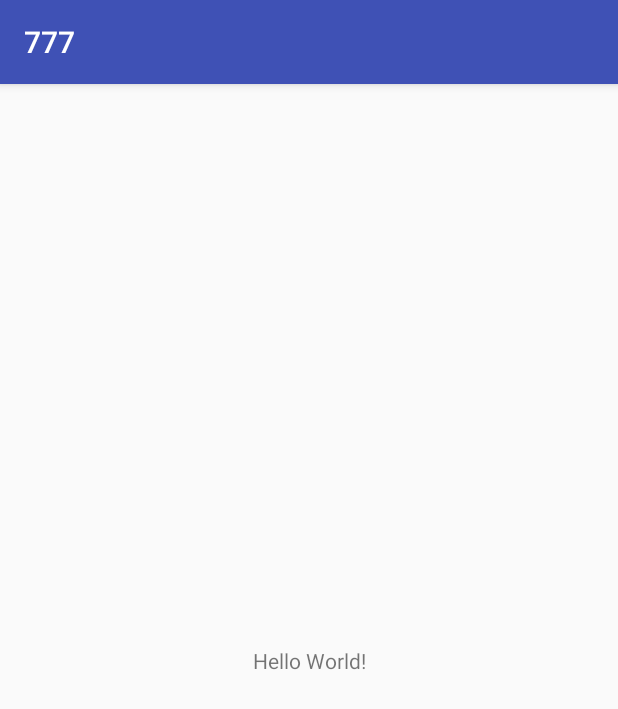
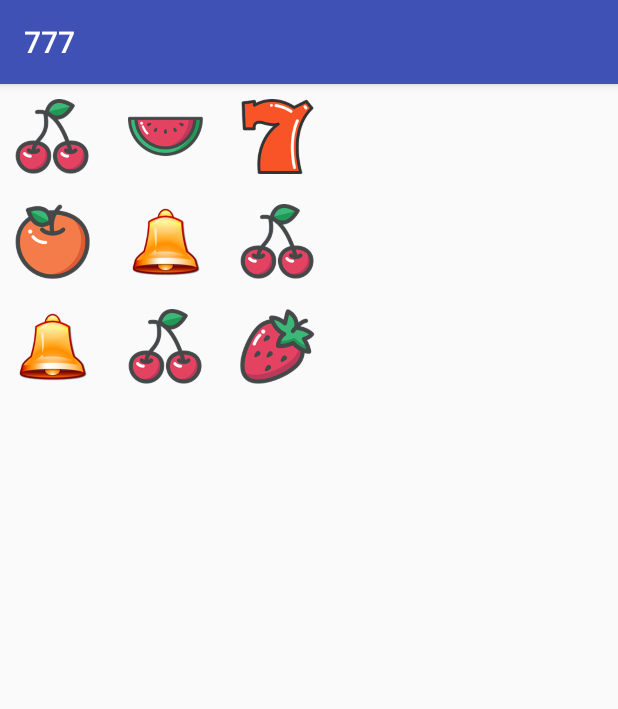
Before and after one commit to Yazuke/Appli-Mobile-machine_a_sous, an Android app: the screen it shows after launch (MainActivity), on a phone screen of 412 x 824 dp. Shown: the top 709 px of the screen. Run offline under Robolectric (Android 15) with nearby library versions, the phone set to English and light mode, and no system bars.

Commit message:
Main, classe rouleau, défilement et roll()

```diff
--- a/app/src/main/java/com/example/yazuke/applimobilemachine_a_sous/MainActivity.java
+++ b/app/src/main/java/com/example/yazuke/applimobilemachine_a_sous/MainActivity.java
@@ -1,8 +1,9 @@
 package com.example.yazuke.applimobilemachine_a_sous;
+
 
 import android.support.v7.app.AppCompatActivity;
 import android.os.Bundle;
-import android.util.Log;
+import android.widget.ImageView;
 
 public class MainActivity extends AppCompatActivity {
 
@@ -17,22 +18,69 @@ public class MainActivity extends AppCompatActivity {
         Rouleau rouleau3=new Rouleau(3);
 
 
-//        Log.i("MaS",rouleau1.getSequenceAffichee());
-//        Log.i("MaS",rouleau2.getSequenceAffichee());
-//        Log.i("MaS",rouleau3.getSequenceAffichee());
+        //Récupération des images utilisées pour l'affichage
+        ImageView r1_1 = (ImageView) findViewById(R.id.r1_1);
+        ImageView r1_2 = (ImageView) findViewById(R.id.r1_2);
+        ImageView r1_3 = (ImageView) findViewById(R.id.r1_3);
 
-        for (int i=0;i<20;i++){
-            Log.i("MaS",rouleau1.getPosition()+"");
-            Log.i("MaS",rouleau1.getSequenceAffichee());
-            rouleau1.roll();
-        }
+        ImageView r2_1 = (ImageView) findViewById(R.id.r2_1);
+        ImageView r2_2 = (ImageView) findViewById(R.id.r2_2);
+        ImageView r2_3 = (ImageView) findViewById(R.id.r2_3);
+
+        ImageView r3_1 = (ImageView) findViewById(R.id.r3_1);
+        ImageView r3_2 = (ImageView) findViewById(R.id.r3_2);
+        ImageView r3_3 = (ImageView) findViewById(R.id.r3_3);
+
+        //Regroupement par rouleau
+        ImageView[] affichageRouleau1={r1_1,r1_2,r1_3};
+        ImageView[] affichageRouleau2={r2_1,r2_2,r2_3};
+        ImageView[] affichageRouleau3={r3_1,r3_2,r3_3};
 
 
-//        Log.i("MaS",rouleau1.getSequenceAffichee());
-//        Log.i("MaS",rouleau2.getSequenceAffichee());
-//        Log.i("MaS",rouleau3.getSequenceAffichee());
+        // while(true){
+        // trouver un moyen de faire une pause/faire varier en fonction de la vitesse
 
+            //mise à jour rouleau 1 affichage
+            for(int i=0;i<3;i++){
+                switch(rouleau1.getCaseAffichee(i)){
+                    case "C": affichageRouleau1[i].setImageResource(R.drawable.cerise);break;
+                    case "Ci": affichageRouleau1[i].setImageResource(R.drawable.citron);break;
+                    case "Cl": affichageRouleau1[i].setImageResource(R.drawable.cloche);break;
+                    case "F": affichageRouleau1[i].setImageResource(R.drawable.fraise);break;
+                    case "O": affichageRouleau1[i].setImageResource(R.drawable.orange);break;
+                    case "P": affichageRouleau1[i].setImageResource(R.drawable.pasteque);break;
+                    case "R": affichageRouleau1[i].setImageResource(R.drawable.raisin);break;
+                    case "7": affichageRouleau1[i].setImageResource(R.drawable.sept);break;
+                }
+            }
+
+            //mise à jour rouleau 2 affichage
+            for(int i=0;i<3;i++){
+                switch(rouleau2.getCaseAffichee(i)){
+                    case "C": affichageRouleau2[i].setImageResource(R.drawable.cerise);break;
+                    case "Ci": affichageRouleau2[i].setImageResource(R.drawable.citron);break;
+                    case "Cl": affichageRouleau2[i].setImageResource(R.drawable.cloche);break;
+                    case "F": affichageRouleau2[i].setImageResource(R.drawable.fraise);break;
+                    case "O": affichageRouleau2[i].setImageResource(R.drawable.orange);break;
+                    case "P": affichageRouleau2[i].setImageResource(R.drawable.pasteque);break;
+                    case "R": affichageRouleau2[i].setImageResource(R.drawable.raisin);break;
+                    case "7": affichageRouleau2[i].setImageResource(R.drawable.sept);break;
+                }
+            }
+
+            //mise à jour rouleau 3 affichage
+            for(int i=0;i<3;i++){
+                switch(rouleau3.getCaseAffichee(i)){
+                    case "C": affichageRouleau3[i].setImageResource(R.drawable.cerise);break;
+                    case "Ci": affichageRouleau3[i].setImageResource(R.drawable.citron);break;
+                    case "Cl": affichageRouleau3[i].setImageResource(R.drawable.cloche);break;
+                    case "F": affichageRouleau3[i].setImageResource(R.drawable.fraise);break;
+                    case "O": affichageRouleau3[i].setImageResource(R.drawable.orange);break;
+                    case "P": affichageRouleau3[i].setImageResource(R.drawable.pasteque);break;
+                    case "R": affichageRouleau3[i].setImageResource(R.drawable.raisin);break;
+                    case "7": affichageRouleau3[i].setImageResource(R.drawable.sept);break;
+                }
+            }
+     // }
     }
-
-
 }
--- a/app/src/main/java/com/example/yazuke/applimobilemachine_a_sous/Rouleau.java
+++ b/app/src/main/java/com/example/yazuke/applimobilemachine_a_sous/Rouleau.java
@@ -90,7 +90,13 @@ public class Rouleau {
         }
         return res;
     }
+    public String getSequenceAffichee(int n){
+        return sequenceAffichee[n];
+    }
     public int getPosition(){
         return position;
     }
+    public String getCaseAffichee(int i){
+        return sequenceAffichee[i];
+    }
 }
--- a/app/src/main/res/layout/activity_main.xml
+++ b/app/src/main/res/layout/activity_main.xml
@@ -1,18 +1,84 @@
 <?xml version="1.0" encoding="utf-8"?>
 <android.support.constraint.ConstraintLayout xmlns:android="http://schemas.android.com/apk/res/android"
-    xmlns:app="http://schemas.android.com/apk/res-auto"
     xmlns:tools="http://schemas.android.com/tools"
     android:layout_width="match_parent"
     android:layout_height="match_parent"
     tools:context="com.example.yazuke.applimobilemachine_a_sous.MainActivity">
 
-    <TextView
-        android:layout_width="wrap_content"
-        android:layout_height="wrap_content"
-        android:text="Hello World!"
-        app:layout_constraintBottom_toBottomOf="parent"
-        app:layout_constraintLeft_toLeftOf="parent"
-        app:layout_constraintRight_toRightOf="parent"
-        app:layout_constraintTop_toTopOf="parent" />
+    <RelativeLayout
+        android:layout_width="match_parent"
+        android:layout_height="match_parent"
+        android:padding="10dp" >
+
+        <ImageView
+            android:id="@+id/r1_1"
+            android:layout_width="50dp"
+            android:layout_height="50dp"
+            android:src="@mipmap/cherry" />
+
+        <ImageView
+            android:id="@+id/r1_2"
+            android:layout_width="50dp"
+            android:layout_height="50dp"
+            android:layout_below="@+id/r1_1"
+            android:layout_marginTop="20dp"
+            android:src="@mipmap/cherry" />
+        <ImageView
+            android:id="@+id/r1_3"
+            android:layout_width="50dp"
+            android:layout_height="50dp"
+            android:layout_below="@+id/r1_2"
+            android:layout_marginTop="20dp"
+            android:src="@mipmap/cherry"/>
+
+        <ImageView
+            android:id="@+id/r2_1"
+            android:layout_width="50dp"
+            android:layout_height="50dp"
+            android:layout_marginLeft="75dp"
+            android:src="@mipmap/cherry" />
+        <ImageView
+            android:id="@+id/r2_2"
+            android:layout_width="50dp"
+            android:layout_height="50dp"
+            android:layout_below="@+id/r2_1"
+            android:layout_marginTop="20dp"
+            android:layout_marginLeft="75dp"
+            android:src="@mipmap/cherry" />
+
+        <ImageView
+            android:id="@+id/r2_3"
+            android:layout_width="50dp"
+            android:layout_height="50dp"
+            android:layout_below="@+id/r2_2"
+            android:layout_marginTop="20dp"
+            android:layout_marginLeft="75dp"
+            android:src="@mipmap/cherry" />
+
+        <ImageView
+            android:id="@+id/r3_1"
+            android:layout_width="50dp"
+            android:layout_height="50dp"
+            android:layout_marginLeft="150dp"
+            android:src="@mipmap/cherry" />
+        <ImageView
+            android:id="@+id/r3_2"
+            android:layout_width="50dp"
+            android:layout_height="50dp"
+            android:layout_below="@+id/r2_1"
+            android:layout_marginTop="20dp"
+            android:layout_marginLeft="150dp"
+            android:src="@mipmap/cherry" />
+
+        <ImageView
+            android:id="@+id/r3_3"
+            android:layout_width="50dp"
+            android:layout_height="50dp"
+            android:layout_below="@+id/r2_2"
+            android:layout_marginTop="20dp"
+            android:layout_marginLeft="150dp"
+            android:src="@mipmap/cherry" />
+
+    </RelativeLayout>
 
 </android.support.constraint.ConstraintLayout>
```
Also changed, not shown: app/src/main/res/drawable/cerise.png (added), app/src/main/res/drawable/citron.png (added), app/src/main/res/drawable/cloche.png (added), app/src/main/res/drawable/fraise.png (added), app/src/main/res/drawable/orange.png (added), app/src/main/res/drawable/pasteque.png (added), app/src/main/res/drawable/raisin.png (added), app/src/main/res/drawable/sept.png (added), 1 other file.
